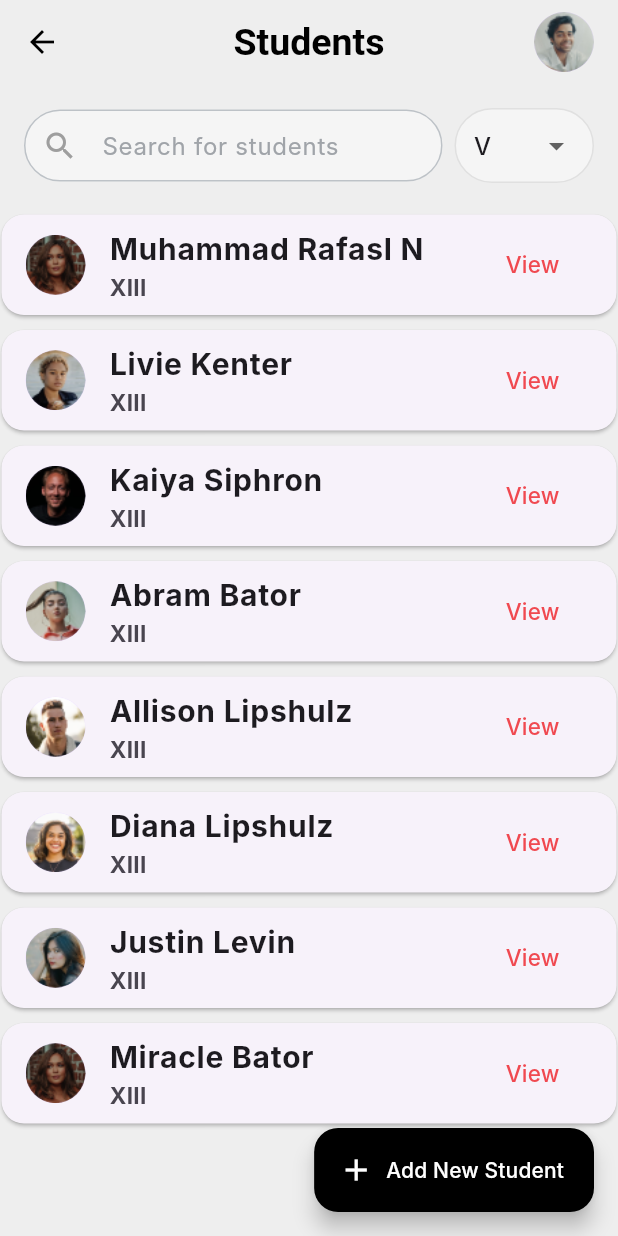
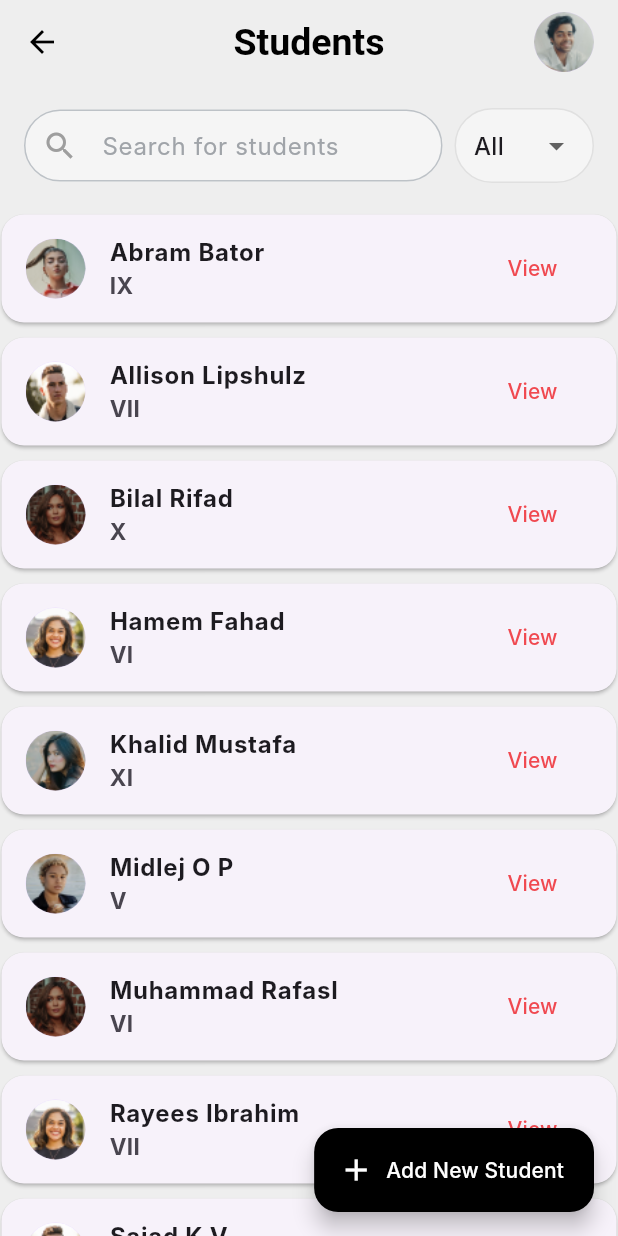
Before and after one commit to altezzai/acadobs, a Flutter app: the StudentsPage screen opened directly, on a phone screen of 412 x 824 dp. Run offline on Flutter 3.47's test engine with Material 3 defaults, Android fonts, the phone set to English and light mode, and no system bars; our stand-ins replace file_picker, pie_chart; Roboto replaces fonts that are missing (Inter).

Commit message:
student page searching and filer by class function added

```diff
--- a/lib/admin/screens/studentpage.dart
+++ b/lib/admin/screens/studentpage.dart
@@ -9,38 +9,63 @@ class StudentsPage extends StatefulWidget {
 
 class _StudentsPageState extends State<StudentsPage> {
   final List<Map<String, String>> students = [
-    {"name": "Muhammad Rafasl N", "class": "XIII", "image": "student1.png"},
-    {"name": "Livie Kenter", "class": "XIII", "image": "student2.png"},
-    {"name": "Kaiya Siphron", "class": "XIII", "image": "student3.png"},
-    {"name": "Abram Bator", "class": "XIII", "image": "student4.png"},
-    {"name": "Allison Lipshulz", "class": "XIII", "image": "student5.png"},
-    {"name": "Diana Lipshulz", "class": "XIII", "image": "student6.png"},
-    {"name": "Justin Levin", "class": "XIII", "image": "student7.png"},
-    {"name": "Miracle Bator", "class": "XIII", "image": "student1.png"},
+    {"name": "Muhammad Rafasl", "class": "VI", "image": "student1.png"},
+    {"name": "Midlej O P", "class": "V", "image": "student2.png"},
+    {"name": "Saleem Riyaz", "class": "VIII", "image": "student3.png"},
+    {"name": "Abram Bator", "class": "IX", "image": "student4.png"},
+    {"name": "Allison Lipshulz", "class": "VII", "image": "student5.png"},
+    {"name": "Rayees Ibrahim", "class": "VII", "image": "student6.png"},
+    {"name": "Khalid Mustafa", "class": "XI", "image": "student7.png"},
+    {"name": "Bilal Rifad", "class": "X", "image": "student1.png"},
+    {"name": "Hamem Fahad", "class": "VI", "image": "student6.png"},
+    {"name": "Sajad K V", "class": "X", "image": "student5.png"},
   ];
 
   List<Map<String, String>> filteredStudents = [];
   String searchQuery = "";
+  String selectedClass = "All"; // Initial class selected
 
   @override
   void initState() {
     super.initState();
+    // Sort the students by name in alphabetical order
+    students.sort((a, b) => a['name']!.compareTo(b['name']!));
     filteredStudents = students; // Initialize with all students
   }
 
   void _filterStudents(String query) {
-    if (query.isEmpty) {
-      setState(() {
-        filteredStudents = students; // Reset to all students
-      });
-    } else {
-      setState(() {
-        filteredStudents = students
-            .where((student) =>
-                student['name']!.toLowerCase().contains(query.toLowerCase()))
-            .toList();
-      });
-    }
+    setState(() {
+      searchQuery = query;
+      filteredStudents = students.where((student) {
+        final matchesSearchQuery =
+            student['name']!.toLowerCase().contains(query.toLowerCase());
+        final matchesClass = student['class'] == selectedClass;
+        return matchesSearchQuery && matchesClass;
+      }).toList();
+    });
+  }
+
+  void _filterByClass(String newClass) {
+    setState(() {
+      selectedClass = newClass; // Update the selected class
+
+      // If "All" is selected, show all students, else filter by class
+      if (selectedClass == "All") {
+        filteredStudents = students.where((student) {
+          return student['name']!
+              .toLowerCase()
+              .contains(searchQuery.toLowerCase());
+        }).toList();
+      } else {
+        filteredStudents = students.where((student) {
+          final matchesSearchQuery = student['name']!
+              .toLowerCase()
+              .contains(searchQuery.toLowerCase());
+          final matchesClass = student['class'] == selectedClass;
+          return matchesSearchQuery && matchesClass;
+        }).toList();
+      }
+    });
   }
 
   @override
@@ -83,8 +108,7 @@ class _StudentsPageState extends State<StudentsPage> {
                   flex: 3,
                   child: TextField(
                     onChanged: (value) {
-                      searchQuery = value;
-                      _filterStudents(searchQuery);
+                      _filterStudents(value);
                     },
                     decoration: InputDecoration(
                       hintText: 'Search for students',
@@ -111,19 +135,17 @@ class _StudentsPageState extends State<StudentsPage> {
                       border: Border.all(color: Colors.grey.shade300),
                     ),
                     child: DropdownButton<String>(
-                      value: "V",
+                      value: selectedClass,
                       underline: SizedBox(),
                       isExpanded: true,
                       items: <String>[
+                        'All',
                         'V',
                         'VI',
                         'VII',
                         'VIII',
                         'IX',
                         'X',
-                        'XI',
-                        'XII',
-                        'XIII'
                       ].map((String value) {
                         return DropdownMenuItem<String>(
                           value: value,
@@ -134,7 +156,9 @@ class _StudentsPageState extends State<StudentsPage> {
                         );
                       }).toList(),
                       onChanged: (newValue) {
-                        // Handle dropdown selection change
+                        if (newValue != null) {
+                          _filterByClass(newValue);
+                        }
                       },
                     ),
                   ),
@@ -173,7 +197,7 @@ class _StudentsPageState extends State<StudentsPage> {
                       title: Text(
                         filteredStudents[index]['name']!,
                         style: TextStyle(
-                            fontWeight: FontWeight.bold, fontSize: 20),
+                            fontWeight: FontWeight.bold, fontSize: 16),
                         overflow: TextOverflow.ellipsis,
                       ),
                       subtitle: Text(
@@ -184,7 +208,7 @@ class _StudentsPageState extends State<StudentsPage> {
                       trailing: TextButton(
                         child: Text(
                           'View',
-                          style: TextStyle(fontSize: 15),
+                          style: TextStyle(fontSize: 14),
                         ),
                         onPressed: () {
                           Navigator.push(
```
